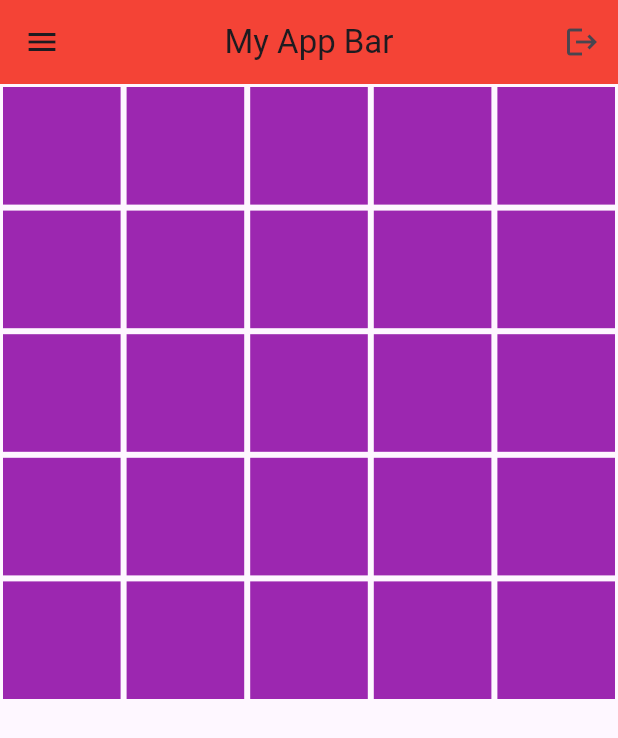
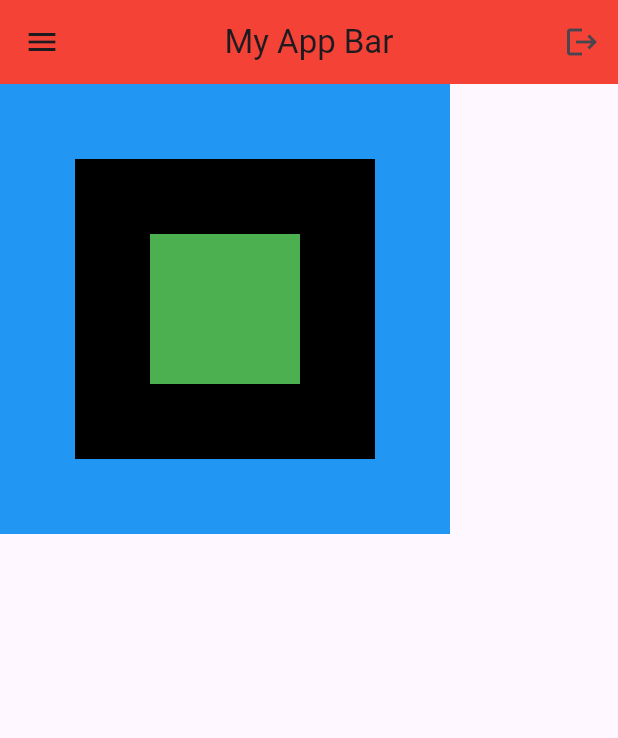
Before and after one commit to spowerrr/gettingStrtedWithFLUTTER, a Flutter app: the screen it shows after launch, on a phone screen of 412 x 824 dp. Shown: the top 738 px of the screen. Run offline on Flutter 3.47's test engine with Material 3 defaults, Android fonts, the phone set to English and light mode, and no system bars.

Commit message:
added how stack works

```diff
--- a/flutter_app/lib/main.dart
+++ b/flutter_app/lib/main.dart
@@ -154,14 +154,41 @@
         //   title: Text(names[index]),
         // )),
         //---------------------------------------------------------------
-        body: GridView.builder(
-          itemCount: 25,
-            //how many in each row
-            gridDelegate: SliverGridDelegateWithFixedCrossAxisCount(crossAxisCount: 5),
-            itemBuilder: (context,index)=> Container(
-              color: Colors.purple,
-              margin: EdgeInsets.all(2),
-            ))
+        // body: GridView.builder(
+        //   itemCount: 25,
+        //     //how many in each row
+        //     gridDelegate: SliverGridDelegateWithFixedCrossAxisCount(crossAxisCount: 5),
+        //     itemBuilder: (context,index)=> Container(
+        //       color: Colors.purple,
+        //       margin: EdgeInsets.all(2),
+        //     ))
+//---------------------------------------------------------------
+
+        body: Stack(
+          alignment: Alignment.center,
+          children: [
+            //1st box
+            Container(
+              height: 300,
+              width: 300,
+              color: Colors.blue,
+            ),
+            //2nd Box
+            Container(
+              height: 200,
+              width: 200,
+              color: Colors.black,
+            ),
+            //3rd Box
+            Container(
+              height: 100,
+              width: 100,
+              color: Colors.green,
+            )
+          ],
+        ),
+
+
       ),
     );
   }
```
